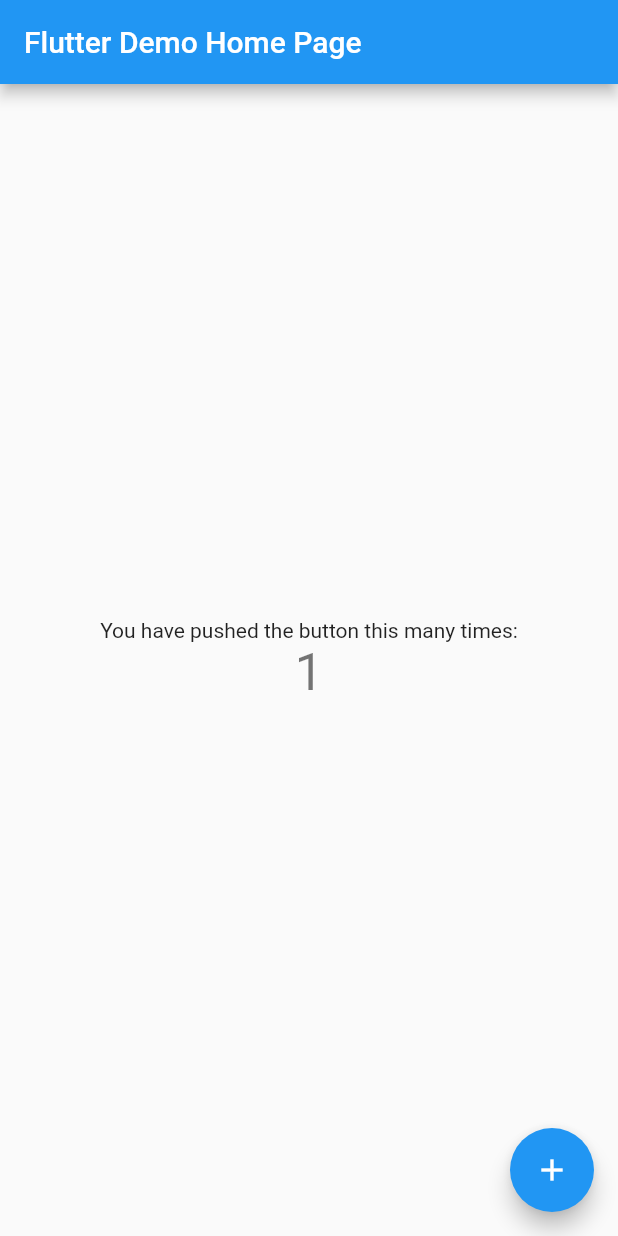
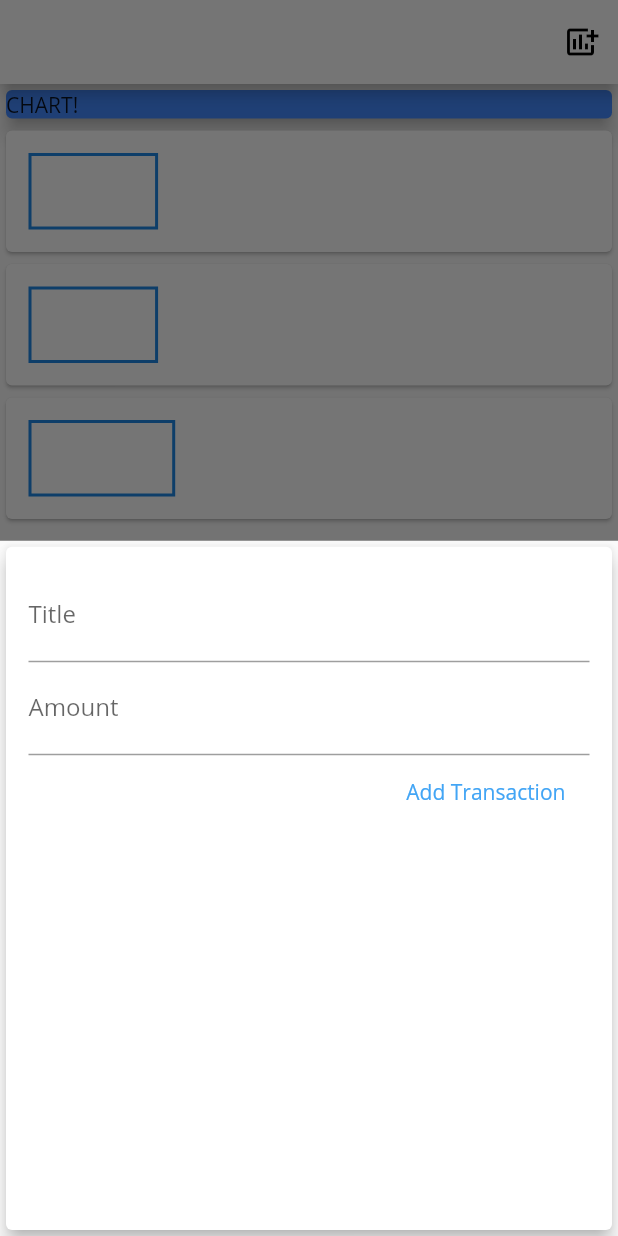
Before and after one commit to rrtyagii/Personal_Expense_App, a Flutter app: the screen it shows after launch, after a tap on the "add" icon, on a phone screen of 412 x 824 dp. Run offline on Flutter 3.47's test engine with Material 2 defaults, Android fonts, the phone set to English and light mode, and no system bars; Roboto replaces fonts that are missing (Quicksand).

Commit message:
updated commit- worked on themes and styling-added a dark theme

```diff
--- a/lib/main.dart
+++ b/lib/main.dart
@@ -1,117 +1,200 @@
-import 'package:flutter/material.dart';
+import "package:flutter/material.dart";
+import "package:flutter/cupertino.dart";
+
+import 'widgets/transaction_file.dart';
+import 'widgets/new_transaction.dart';
+import 'models/transaction.dart';
+
+// import "package:intl/intl.dart";
+
+// import 'models/trasaction.dart';
 
 void main() {
   runApp(MyApp());
 }
 
 class MyApp extends StatelessWidget {
-  // This widget is the root of your application.
   @override
   Widget build(BuildContext context) {
     return MaterialApp(
-      title: 'Flutter Demo',
+      title: "Personal Expenses",
+      home: MyHomePage(),
       theme: ThemeData(
-        // This is the theme of your application.
-        //
-        // Try running your application with "flutter run". You'll see the
-        // application has a blue toolbar. Then, without quitting the app, try
-        // changing the primarySwatch below to Colors.green and then invoke
-        // "hot reload" (press "r" in the console where you ran "flutter run",
-        // or simply save your changes to "hot reload" in a Flutter IDE).
-        // Notice that the counter didn't reset back to zero; the application
-        // is not restarted.
-        primarySwatch: Colors.blue,
-        // This makes the visual density adapt to the platform that you run
-        // the app on. For desktop platforms, the controls will be smaller and
-        // closer together (more dense) than on mobile platforms.
-        visualDensity: VisualDensity.adaptivePlatformDensity,
+        primaryColor: Colors.white,
+        accentColor: Colors.blue,
+        fontFamily: "OpenSans",
+        appBarTheme: AppBarTheme(
+          textTheme: ThemeData.light().textTheme.copyWith(
+              title: TextStyle(fontFamily: 'Quicksand', fontSize: 20)),
+        ),
       ),
-      home: MyHomePage(title: 'Flutter Demo Home Page'),
-    );
+      //themeMode: ThemeMode.dark,
+      darkTheme: ThemeData.dark(),
+    ); //MaterialApp
   }
 }
 
 class MyHomePage extends StatefulWidget {
-  MyHomePage({Key key, this.title}) : super(key: key);
-
-  // This widget is the home page of your application. It is stateful, meaning
-  // that it has a State object (defined below) that contains fields that affect
-  // how it looks.
-
-  // This class is the configuration for the state. It holds the values (in this
-  // case the title) provided by the parent (in this case the App widget) and
-  // used by the build method of the State. Fields in a Widget subclass are
-  // always marked "final".
-
-  final String title;
+  // final List<Transaction> trx = [
+  //   Transaction("t1", "Shoe stand", 14.55, DateTime.now()),
+  //   Transaction("t2", "White Bulbs", 55.55, DateTime.now()),
+  //   Transaction("t3", "Graham Norton show tickets", 100, DateTime.now())
+  // ];
 
   @override
   _MyHomePageState createState() => _MyHomePageState();
 }
 
 class _MyHomePageState extends State<MyHomePage> {
-  int _counter = 0;
+//  String titleInput, amountInput;
 
-  void _incrementCounter() {
+  final List<Transaction> _userTrx = [
+    Transaction("t1", "Shoe stand", 14.55, DateTime.now()),
+    Transaction("t2", "White Bulbs", 55.55, DateTime.now()),
+    Transaction("t3", "Graham Norton show tickets", 100, DateTime.now())
+  ];
+
+  void _addNewTransaction(String title, double amount) {
+    final newTx =
+        Transaction(DateTime.now().toString(), title, amount, DateTime.now());
+
     setState(() {
-      // This call to setState tells the Flutter framework that something has
-      // changed in this State, which causes it to rerun the build method below
-      // so that the display can reflect the updated values. If we changed
-      // _counter without calling setState(), then the build method would not be
-      // called again, and so nothing would appear to happen.
-      _counter++;
+      _userTrx.add(newTx);
     });
+  }
+
+  void _startAddnewTransaction(BuildContext ctx) {
+    showModalBottomSheet(
+        context: ctx,
+        builder: (bCtx) {
+          return GestureDetector(
+            onTap: () {},
+            child: NewTransaction(_addNewTransaction),
+            behavior: HitTestBehavior.opaque,
+          );
+        });
   }
 
   @override
   Widget build(BuildContext context) {
-    // This method is rerun every time setState is called, for instance as done
-    // by the _incrementCounter method above.
-    //
-    // The Flutter framework has been optimized to make rerunning build methods
-    // fast, so that you can just rebuild anything that needs updating rather
-    // than having to individually change instances of widgets.
     return Scaffold(
       appBar: AppBar(
-        // Here we take the value from the MyHomePage object that was created by
-        // the App.build method, and use it to set our appbar title.
-        title: Text(widget.title),
+        actions: <Widget>[
+          IconButton(
+              icon: Icon(Icons.add_chart),
+              onPressed: () => _startAddnewTransaction(context))
+        ],
+        title: Text(
+          "Personal Expense",
+          style: TextStyle(fontFamily: "Quicksand"),
+        ),
       ),
-      body: Center(
-        // Center is a layout widget. It takes a single child and positions it
-        // in the middle of the parent.
+      body: SingleChildScrollView(
         child: Column(
-          // Column is also a layout widget. It takes a list of children and
-          // arranges them vertically. By default, it sizes itself to fit its
-          // children horizontally, and tries to be as tall as its parent.
-          //
-          // Invoke "debug painting" (press "p" in the console, choose the
-          // "Toggle Debug Paint" action from the Flutter Inspector in Android
-          // Studio, or the "Toggle Debug Paint" command in Visual Studio Code)
-          // to see the wireframe for each widget.
-          //
-          // Column has various properties to control how it sizes itself and
-          // how it positions its children. Here we use mainAxisAlignment to
-          // center the children vertically; the main axis here is the vertical
-          // axis because Columns are vertical (the cross axis would be
-          // horizontal).
-          mainAxisAlignment: MainAxisAlignment.center,
+          //mainAxisAlignment: MainAxisAlignment.center,  in a column, mainaxis is the y axis
+          crossAxisAlignment: CrossAxisAlignment
+              .stretch, // crossaxis is the x axis in a column.
           children: <Widget>[
-            Text(
-              'You have pushed the button this many times:',
+            Container(
+              width: double.infinity,
+              child: Card(
+                child: Text("CHART!"),
+                color: Colors.blueAccent,
+                elevation: 5,
+              ),
             ),
-            Text(
-              '$_counter',
-              style: Theme.of(context).textTheme.headline4,
-            ),
+            TransactionList(_userTrx),
           ],
         ),
       ),
-      floatingActionButton: FloatingActionButton(
-        onPressed: _incrementCounter,
-        tooltip: 'Increment',
+      floatingActionButton: new FloatingActionButton(
         child: Icon(Icons.add),
-      ), // This trailing comma makes auto-formatting nicer for build methods.
+        onPressed: () => _startAddnewTransaction(context),
+      ),
     );
   }
 }
+
+// Card(
+//   elevation: 5,
+//   child: Container(
+//     padding: EdgeInsets.all(15),
+//     child: Column(
+//       crossAxisAlignment: CrossAxisAlignment.end,
+//       children: <Widget>[
+//         TextField(
+//           decoration: InputDecoration(labelText: "Title"),
+//           onChanged: (value) {
+//             titleInput = value;
+//           },
+//         ),
+//         TextField(
+//           decoration: InputDecoration(labelText: "Amount"),
+//           onChanged: (value) {
+//             amountInput = value;
+//           },
+//         ),
+//         FlatButton(
+//           onPressed: () {
+//             print(titleInput);
+//             print(amountInput);
+//             print("Transaction added");
+//           },
+//           textColor: Colors.blue[400],
+//           child: Text("Add Transaction"),
+//         ),
+//       ],
+//     ),
+//   ),
+// ),
+// Column(
+//   children: trx.map((tx) {
+//     return Card(
+//       child: Row(
+//         children: <Widget>[
+//           Container(
+//             margin:
+//                 EdgeInsets.symmetric(horizontal: 15, vertical: 15),
+//             padding: EdgeInsets.all(10),
+//             decoration: BoxDecoration(
+//               border: Border.all(
+//                 width: 2,
+//                 color: Colors.purpleAccent,
+//               ),
+//             ),
+//             child: Text(
+//               '\S${tx.getAmount()}', // + tx.getAmount().toString(),
+//               style: TextStyle(
+//                 fontWeight: FontWeight.bold,
+//                 fontSize: 20,
+//                 fontStyle: FontStyle.italic,
+//                 color: Colors.blueAccent,
+//               ),
+//             ),
+//           ),
+//           Column(
+//             crossAxisAlignment: CrossAxisAlignment.start,
+//             children: <Widget>[
+//               Text(
+//                 tx.getTitle(),
+//                 style: TextStyle(
+//                   fontSize: 17,
+//                   color: Colors.black,
+//                   fontWeight: FontWeight.bold,
+//                 ),
+//               ),
+//               Text(
+//                 DateFormat("MM-dd-yyyy").format(tx.getDate()),
+//                 style: TextStyle(
+//                   fontSize: 14,
+//                   color: Colors.blueGrey,
+//                   fontWeight: FontWeight.bold,
+//                 ),
+//               ),
+//             ],
+//           )
+//         ],
+//       ),
+//     );
+//   }).toList(),
+// ),
--- a/lib2/models/transaction.dart
+++ b/lib/models/transaction.dart
@@ -1,13 +1,10 @@
-import 'package:flutter/foundation.dart';
-
 class Transaction {
   final String _id;
   final String _title;
   final double _amount;
   final DateTime _date;
 
-  Transaction(@required this._id, @required this._title, @required this._amount,
-      @required this._date);
+  Transaction(this._id, this._title, this._amount, this._date);
 
   String getId() {
     return this._id;
--- a/lib2/widgets/new_transaction.dart
+++ b/lib/widgets/new_transaction.dart
@@ -1,11 +1,30 @@
 import 'package:flutter/material.dart';
 
-class NewTransaction extends StatelessWidget {
+class NewTransaction extends StatefulWidget {
   final Function _addTransaction;
+  NewTransaction(this._addTransaction);
+
+  @override
+  _NewTransactionState createState() => _NewTransactionState();
+}
+
+class _NewTransactionState extends State<NewTransaction> {
   final _titleController = TextEditingController();
+
   final _amountController = TextEditingController();
 
-  NewTransaction(this._addTransaction);
+  void _submissionForData() {
+    final enteredTitle = _titleController.text;
+    final enteredAmount = double.parse(_amountController.text);
+
+    if (enteredTitle.isEmpty || enteredAmount <= 0) {
+      return;
+    }
+
+    widget._addTransaction(enteredTitle, enteredAmount);
+
+    Navigator.of(context).pop();
+  }
 
   @override
   Widget build(BuildContext context) {
@@ -19,6 +38,7 @@ class NewTransaction extends StatelessWidget {
             TextField(
               decoration: InputDecoration(labelText: "Title"),
               controller: _titleController,
+              onSubmitted: (_) => _submissionForData(),
               // onChanged: (value) {
               //   titleInput = value;
               // },
@@ -26,15 +46,14 @@ class NewTransaction extends StatelessWidget {
             TextField(
               decoration: InputDecoration(labelText: "Amount"),
               controller: _amountController,
+              keyboardType: TextInputType.number,
+              onSubmitted: (_) => _submissionForData(),
               // onChanged: (value) {
               //   amountInput = value;
               // },
             ),
             FlatButton(
-              onPressed: () {
-                _addTransaction(_titleController.text,
-                    double.parse(_amountController.text));
-              },
+              onPressed: _submissionForData,
               textColor: Colors.blue[400],
               child: Text("Add Transaction"),
             ),
--- a/lib2/widgets/transaction_file.dart
+++ b/lib/widgets/transaction_file.dart
@@ -12,7 +12,7 @@ class TransactionList extends StatelessWidget {
   @override
   Widget build(BuildContext context) {
     return Container(
-      // height: ,
+      height: 350,
       child: ListView.builder(
         itemBuilder: (ctx, index) {
           return Card(
@@ -24,16 +24,16 @@ class TransactionList extends StatelessWidget {
                   decoration: BoxDecoration(
                     border: Border.all(
                       width: 2,
-                      color: Colors.purpleAccent,
+                      color: Colors.blue[600],
                     ),
                   ),
                   child: Text(
-                    '\S${transactions[index].getAmount()}', // + tx.getAmount().toString(),
+                    '\S${transactions[index].getAmount().toStringAsFixed(2)}', // + tx.getAmount().toString(),
                     style: TextStyle(
                       fontWeight: FontWeight.bold,
                       fontSize: 20,
                       fontStyle: FontStyle.italic,
-                      color: Colors.blueAccent,
+                      color: Colors.white,
                     ),
                   ),
                 ),
@@ -44,7 +44,7 @@ class TransactionList extends StatelessWidget {
                       transactions[index].getTitle(),
                       style: TextStyle(
                         fontSize: 17,
-                        color: Colors.black,
+                        color: Colors.white,
                         fontWeight: FontWeight.bold,
                       ),
                     ),
@@ -53,7 +53,7 @@ class TransactionList extends StatelessWidget {
                           .format(transactions[index].getDate()),
                       style: TextStyle(
                         fontSize: 14,
-                        color: Colors.blueGrey,
+                        color: Colors.white,
                         fontWeight: FontWeight.bold,
                       ),
                     ),
```
Also changed, not shown: lib2/main2.dart (deleted, +0 -143 lines), lib2/widgets/user_transaction.dart (deleted, +0 -37 lines), pubspec.yaml (+14 -12 lines), assets/fonts/OpenSans-Bold.ttf (added), assets/fonts/OpenSans-Regular.ttf (added), assets/fonts/Quicksand-Bold.ttf (added), assets/fonts/Quicksand-Light.ttf (added), assets/fonts/Quicksand-Medium.ttf (added), assets/fonts/Quicksand-Regular.ttf (added), pubspec.lock, 1 other file.
